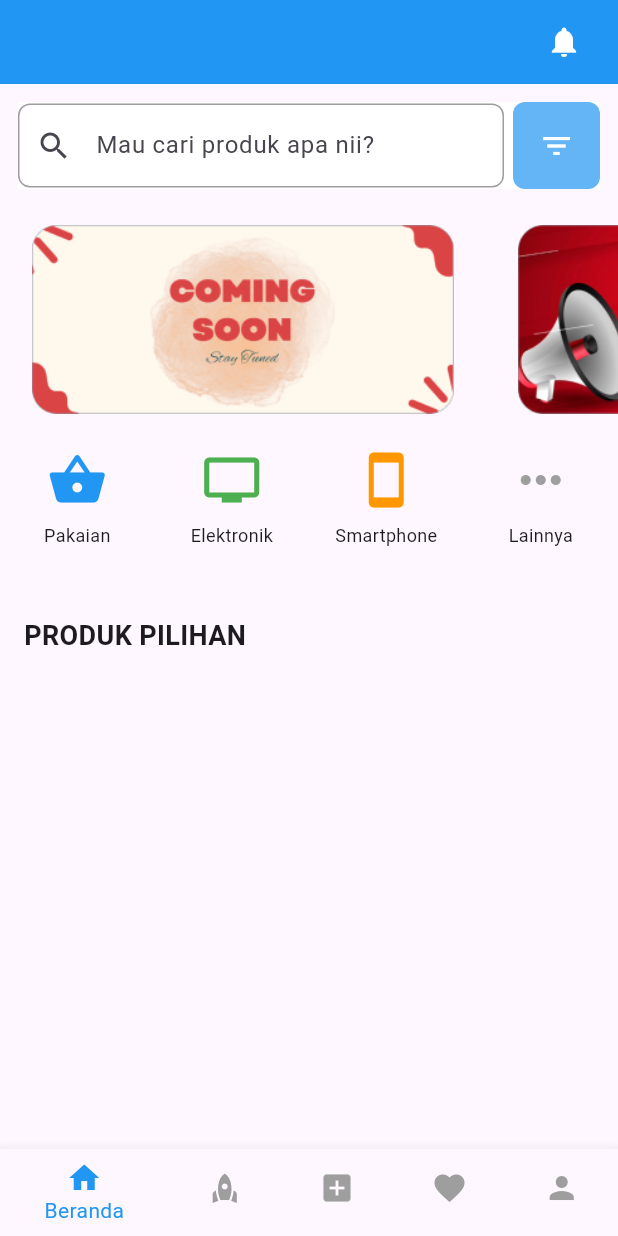
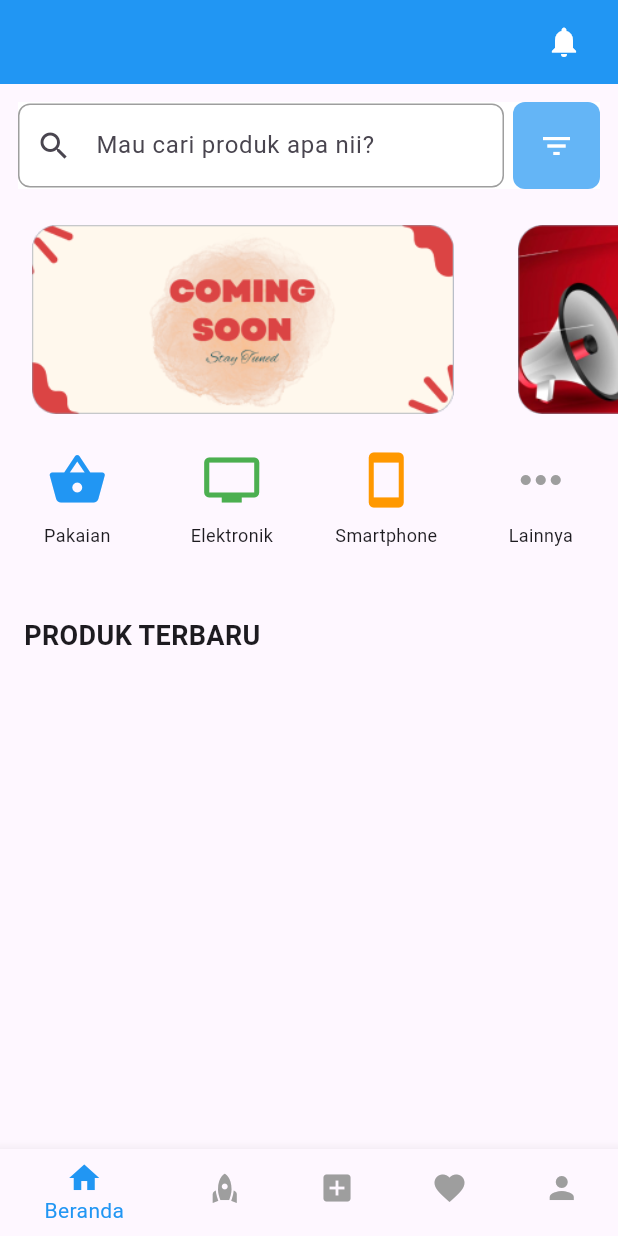
Before and after one commit to muhammadzulfadly/lapak_telu_mobile, a Flutter app: the screen it shows once a user with an empty profile is signed in, on a phone screen of 412 x 824 dp. Run offline on Flutter 3.47's test engine with Material 3 defaults, Android fonts, the phone set to English and light mode, and no system bars; our stand-ins replace cloud_firestore, firebase_auth, firebase_core, firebase_storage, flutter_local_notifications, get and 2 more; missing offline and left inert: clipboard; accounts and stored records are empty.

Commit message:
memperbarui code

```diff
--- a/lib/screen/home_page.dart
+++ b/lib/screen/home_page.dart
@@ -26,6 +26,7 @@ class _HomePageState extends State<HomePage> {
   Future<void> _fetchProducts() async {
     try {
       List<Map<String, dynamic>> products = await FirestoreService.readProduk();
+      products.sort((a, b) => b['createdAt'].compareTo(a['createdAt']));
       List<Map<String, dynamic>> filteredProducts = products
           .where((productData) => productData['statusProduk'] == 'tersedia')
           .toList();
@@ -254,7 +255,7 @@ class _HomePageState extends State<HomePage> {
                         padding: const EdgeInsets.symmetric(
                             horizontal: 16, vertical: 8),
                         child: Text(
-                          'PRODUK PILIHAN',
+                          'PRODUK TERBARU',
                           style: TextStyle(
                             fontSize: 18,
                             fontWeight: FontWeight.bold,
--- a/lib/services/firestore_service.dart
+++ b/lib/services/firestore_service.dart
@@ -39,6 +39,7 @@ class FirestoreService {
             FirebaseFirestore.instance.collection('produk');
         DocumentReference docRef = collRef.doc(); // Buat ID unik
         String produkId = docRef.id;
+        Timestamp createdAt = Timestamp.now();
 
         await docRef.set({
           'id': produkId,
@@ -49,7 +50,8 @@ class FirestoreService {
           'hargaProduk': hargaProduk,
           'stokProduk': stokProduk,
           'fotoProduk': fotoProduk,
-          'statusProduk': 'tersedia'
+          'statusProduk': 'tersedia',
+          'createdAt': createdAt
         });
         print("Data uploaded successfully with ID: $produkId");
       } else {
```
